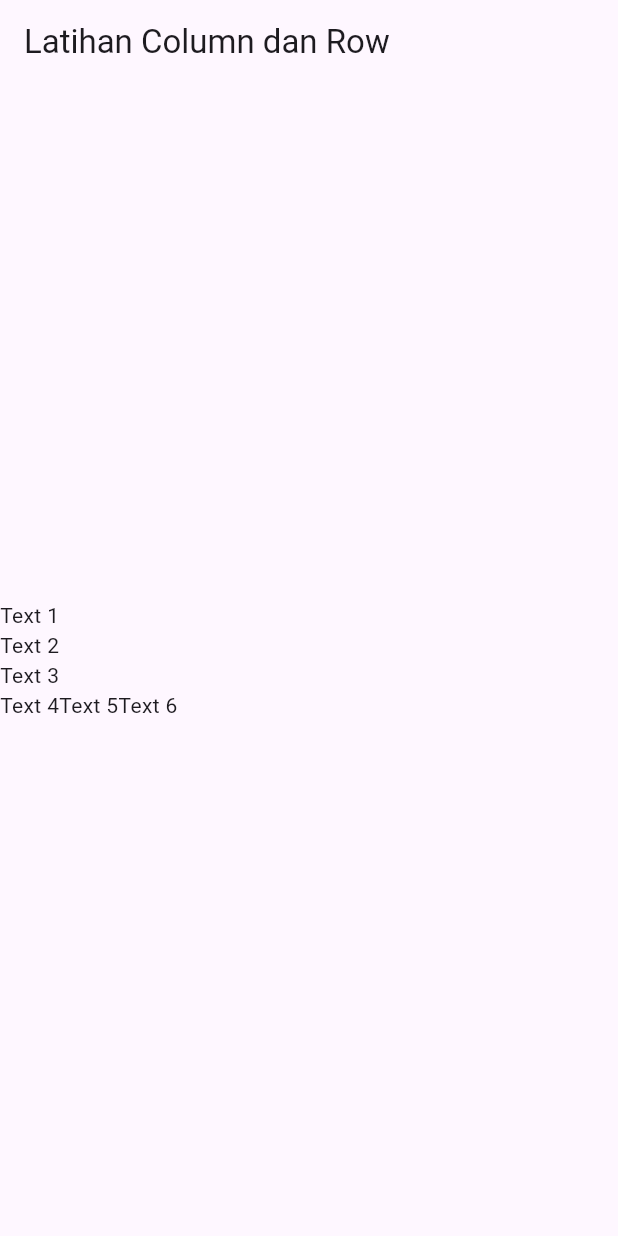
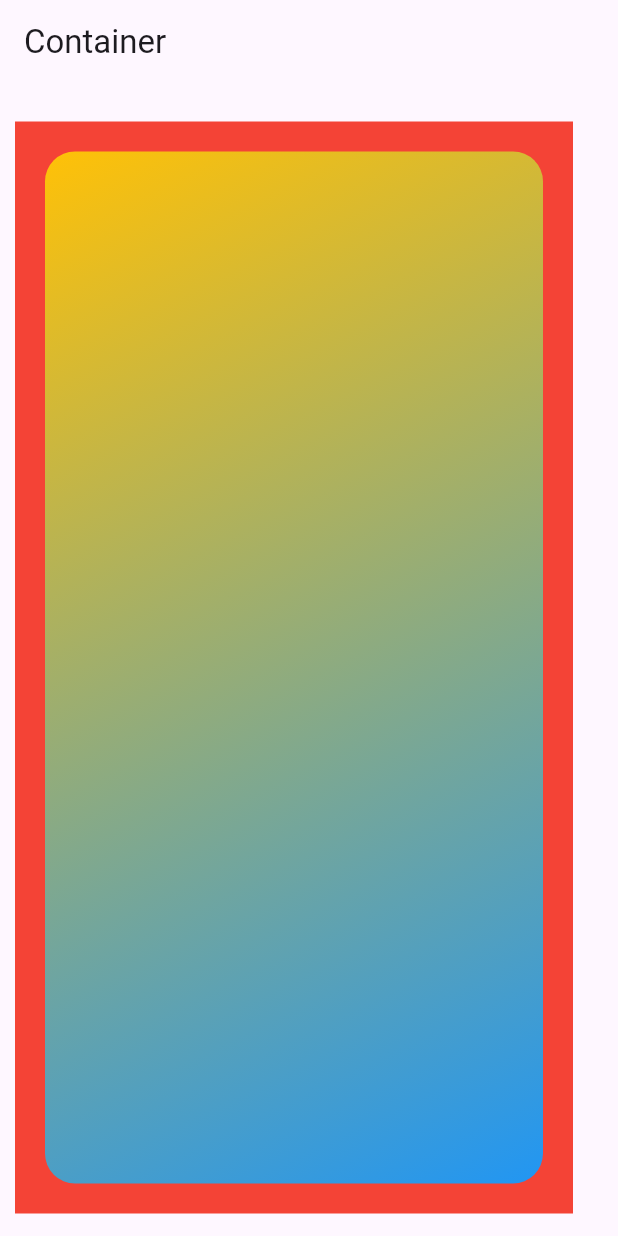
Before and after one commit to Falllll/belajar-flutter, a Flutter app: the screen it shows after launch, on a phone screen of 412 x 824 dp. Run offline on Flutter 3.47's test engine with Material 3 defaults, Android fonts, the light colour scheme and no system bars.

Commit message:
Container Widget

```diff
--- a/lib/main.dart
+++ b/lib/main.dart
@@ -11,25 +11,24 @@
   Widget build(BuildContext context) {
     return MaterialApp(
       home: Scaffold(
-          appBar: AppBar(
-            title: Text("Latihan Column dan Row"),
+        appBar: AppBar(
+          title: Text("Container"),
+        ),
+        body: Container(
+          color: Colors.red,
+          margin: EdgeInsets.fromLTRB(10, 25, 30, 15),
+          padding: EdgeInsets.all(10),
+          child: Container(
+            margin: EdgeInsets.all(10),
+            decoration: BoxDecoration(
+                borderRadius: BorderRadius.circular(20),
+                gradient: LinearGradient(
+                    begin: Alignment.topLeft,
+                    end: Alignment.bottomRight,
+                    colors: <Color>[Colors.amber, Colors.blue])),
           ),
-          body: Column(
-            mainAxisAlignment: MainAxisAlignment.center,
-            crossAxisAlignment: CrossAxisAlignment.start,
-            children: <Widget>[
-              Text("Text 1"),
-              Text("Text 2"),
-              Text("Text 3"),
-              Row(
-                children: <Widget>[
-                  Text("Text 4"),
-                  Text("Text 5"),
-                  Text("Text 6")
-                ],
-              )
-            ],
-          )),
+        ),
+      ),
     );
   }
 }
```
